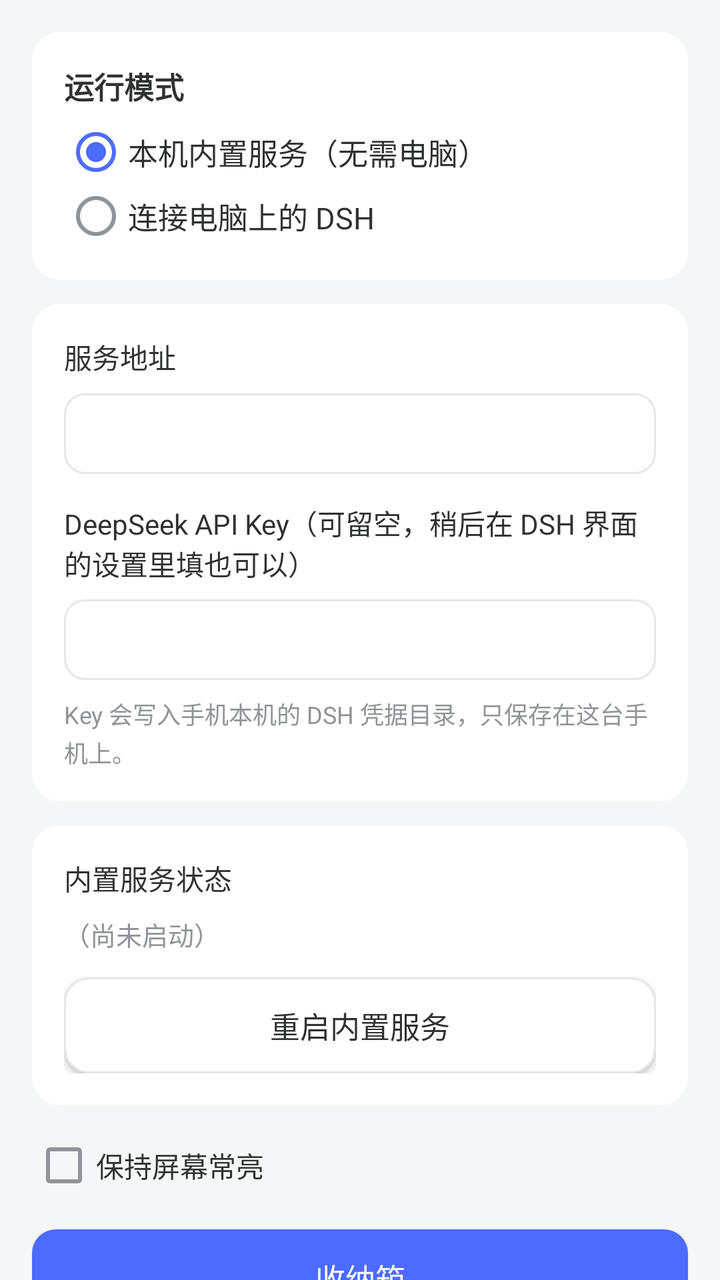
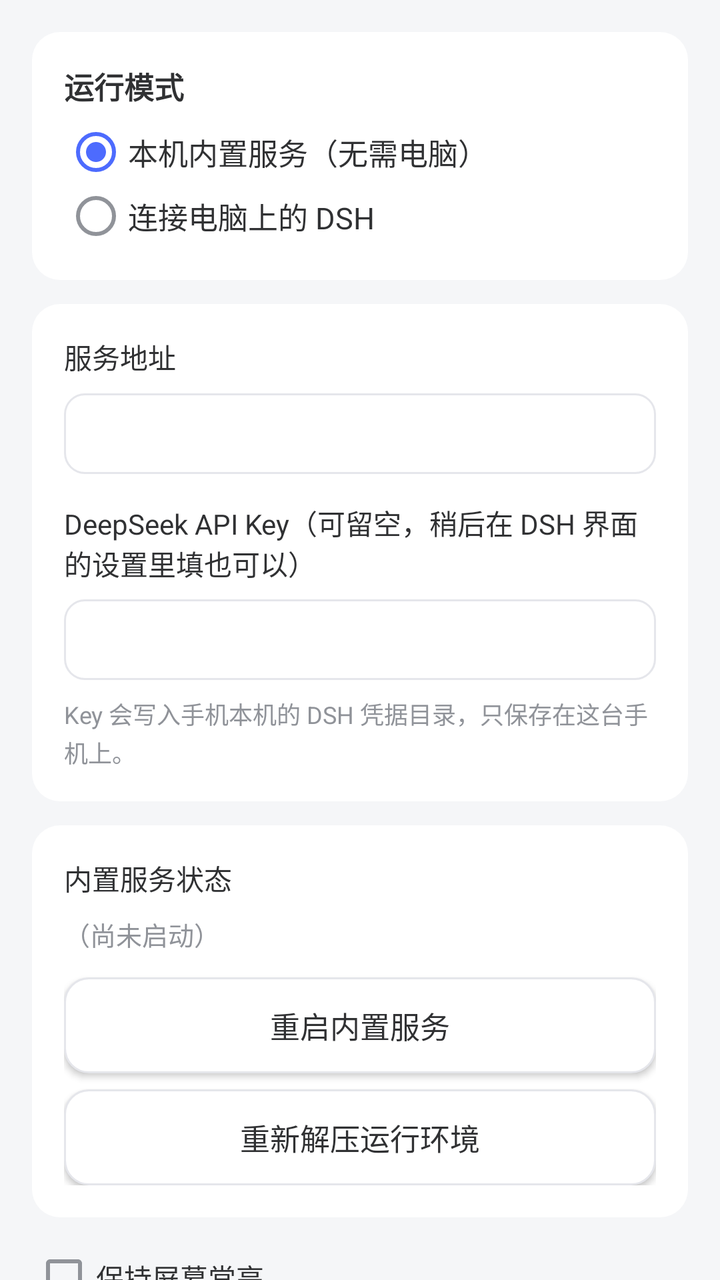

Compare the two renders of this Android layout. The source of the first and the diff that turns it into the second are given below.
<!-- AndroidManifest.xml: activity theme SettingsTheme -->
<!-- res/layout/activity_settings.xml -->
<?xml version="1.0" encoding="utf-8"?>
<ScrollView xmlns:android="http://schemas.android.com/apk/res/android"
    android:layout_width="match_parent"
    android:layout_height="match_parent"
    android:fillViewport="true"
    android:scrollbars="none">

    <LinearLayout
        android:layout_width="match_parent"
        android:layout_height="wrap_content"
        android:orientation="vertical"
        android:padding="16dp">

        
        <LinearLayout
            android:layout_width="match_parent"
            android:layout_height="wrap_content"
            android:orientation="vertical"
            android:background="@drawable/bg_card"
            android:padding="16dp">

            <TextView
                android:layout_width="wrap_content"
                android:layout_height="wrap_content"
                android:text="@string/label_mode"
                android:textColor="@color/text_primary"
                android:textSize="15sp"
                android:textStyle="bold" />

            <RadioGroup
                android:id="@+id/mode_group"
                android:layout_width="match_parent"
                android:layout_height="wrap_content"
                android:layout_marginTop="6dp">

                <RadioButton
                    android:id="@+id/radio_local"
                    android:layout_width="wrap_content"
                    android:layout_height="wrap_content"
                    android:checked="true"
                    android:text="@string/mode_local"
                    android:textColor="@color/text_primary"
                    android:textSize="15sp" />

                <RadioButton
                    android:id="@+id/radio_pc"
                    android:layout_width="wrap_content"
                    android:layout_height="wrap_content"
                    android:text="@string/mode_pc"
                    android:textColor="@color/text_primary"
                    android:textSize="15sp" />
            </RadioGroup>
        </LinearLayout>

        
        <LinearLayout
            android:layout_width="match_parent"
            android:layout_height="wrap_content"
            android:layout_marginTop="12dp"
            android:orientation="vertical"
            android:background="@drawable/bg_card"
            android:padding="16dp">

            <TextView
                android:layout_width="wrap_content"
                android:layout_height="wrap_content"
                android:text="@string/label_server_url"
                android:textColor="@color/text_primary"
                android:textSize="14sp" />

            <EditText
                android:id="@+id/url_input"
                android:layout_width="match_parent"
                android:layout_height="wrap_content"
                android:layout_marginTop="8dp"
                android:inputType="textUri"
                android:singleLine="true"
                android:selectAllOnFocus="false"
                style="@style/DshInput" />

            <TextView
                android:layout_width="wrap_content"
                android:layout_height="wrap_content"
                android:layout_marginTop="14dp"
                android:text="@string/label_api_key"
                android:textColor="@color/text_primary"
                android:textSize="14sp" />

            <EditText
                android:id="@+id/api_key_input"
                android:layout_width="match_parent"
                android:layout_height="wrap_content"
                android:layout_marginTop="8dp"
                android:inputType="textPassword"
                android:singleLine="true"
                style="@style/DshInput" />

            <TextView
                android:id="@+id/api_key_hint"
                android:layout_width="wrap_content"
                android:layout_height="wrap_content"
                android:layout_marginTop="8dp"
                android:text="@string/hint_api_key"
                android:textColor="@color/text_secondary"
                android:textSize="12sp"
                android:lineSpacingExtra="2dp" />
        </LinearLayout>

        
        <LinearLayout
            android:layout_width="match_parent"
            android:layout_height="wrap_content"
            android:layout_marginTop="12dp"
            android:orientation="vertical"
            android:background="@drawable/bg_card"
            android:padding="16dp">

            <TextView
                android:layout_width="wrap_content"
                android:layout_height="wrap_content"
                android:text="@string/label_server_status"
                android:textColor="@color/text_primary"
                android:textSize="14sp" />

            <TextView
                android:id="@+id/server_status"
                android:layout_width="wrap_content"
                android:layout_height="wrap_content"
                android:layout_marginTop="8dp"
                android:text="@string/status_no_info"
                android:textColor="@color/text_secondary"
                android:textSize="13sp"
                android:lineSpacingExtra="2dp" />

            <Button
                android:id="@+id/btn_restart"
                android:layout_width="match_parent"
                android:layout_height="wrap_content"
                android:layout_marginTop="12dp"
                android:text="@string/btn_restart_server"
                style="@style/DshButtonSecondary" />

            <TextView
                android:id="@+id/pc_status"
                android:layout_width="match_parent"
                android:layout_height="wrap_content"
                android:layout_marginTop="12dp"
                android:text="@string/pc_status_idle"
                android:textColor="@color/text_secondary"
                android:textSize="13sp"
                android:lineSpacingExtra="2dp"
                android:visibility="gone" />

            <Button
                android:id="@+id/btn_test"
                android:layout_width="match_parent"
                android:layout_height="wrap_content"
                android:layout_marginTop="12dp"
                android:text="@string/btn_test_conn"
                style="@style/DshButtonSecondary"
                android:visibility="gone" />
        </LinearLayout>

        <CheckBox
            android:id="@+id/keep_on"
            android:layout_width="wrap_content"
            android:layout_height="wrap_content"
            android:layout_marginTop="14dp"
            android:text="@string/label_keep_on"
            android:textColor="@color/text_primary"
            android:textSize="14sp" />

        <TextView
            android:id="@+id/hint_conn"
            android:layout_width="wrap_content"
            android:layout_height="wrap_content"
            android:layout_marginTop="12dp"
            android:text="@string/hint_pc"
            android:textColor="@color/text_secondary"
            android:textSize="12sp"
            android:lineSpacingExtra="3dp"
            android:visibility="gone" />

        <Button
            android:id="@+id/btn_artifacts"
            android:layout_width="match_parent"
            android:layout_height="wrap_content"
            android:layout_marginTop="16dp"
            android:text="@string/artifacts_title"
            style="@style/DshButtonPrimary" />

        <Button
            android:id="@+id/btn_save"
            android:layout_width="match_parent"
            android:layout_height="wrap_content"
            android:layout_marginTop="12dp"
            android:text="@string/btn_save"
            style="@style/DshButtonPrimary" />

        <TextView
            android:id="@+id/version"
            android:layout_width="wrap_content"
            android:layout_height="wrap_content"
            android:layout_gravity="center_horizontal"
            android:layout_marginTop="20dp"
            android:textColor="@color/text_secondary"
            android:textSize="12sp" />
    </LinearLayout>
</ScrollView>
<!-- resources referenced by this layout -->
<resources>
  <color name="text_primary">#303133</color>
  <color name="text_secondary">#909399</color>
  <!-- drawable bg_card (drawable) -->
  <?xml version="1.0" encoding="utf-8"?>
  <shape xmlns:android="http://schemas.android.com/apk/res/android">
      <solid android:color="@color/surface" />
      <corners android:radius="14dp" />
  </shape>
  <string name="artifacts_title">收纳箱</string>
  <string name="btn_restart_server">重启内置服务</string>
  <string name="btn_save">保存</string>
  <string name="btn_test_conn">测试连接</string>
  <string name="hint_api_key">Key 会写入手机本机的 DSH 凭据目录，只保存在这台手机上。</string>
  <string name="hint_pc">连接电脑（USB 推荐）：\n1. 电脑上保持 DSH Web 运行（127.0.0.1:3080）\n2. 手机用数据线连电脑，电脑执行：\n   adb reverse tcp:3080 tcp:3080\n   （或双击仓库 tools\\pc_bridge.bat 自动维持隧道）\n3. 服务地址填 http://127.0.0.1:3080，点「测试连接」\n\n无线连接：电脑端 DSH 需带 --host &lt;电脑IP&gt;\n--trusted-host &lt;电脑IP&gt;:3080 重启，手机填\nhttp://&lt;电脑IP&gt;:3080（会把控制能力暴露给局域网）。</string>
  <string name="label_api_key">DeepSeek API Key（可留空，稍后在 DSH 界面的设置里填也可以）</string>
  <string name="label_keep_on">保持屏幕常亮</string>
  <string name="label_mode">运行模式</string>
  <string name="label_server_status">内置服务状态</string>
  <string name="label_server_url">服务地址</string>
  <string name="mode_local">本机内置服务（无需电脑）</string>
  <string name="mode_pc">连接电脑上的 DSH</string>
  <string name="pc_status_idle">点击「测试连接」检测与电脑的连通性。</string>
  <string name="status_no_info">（尚未启动）</string>
  <style name="DshButtonPrimary" parent="android:Widget.Material.Button">
          <item name="android:background">@drawable/bg_button_primary</item>
          <item name="android:textColor">#FFFFFF</item>
          <item name="android:textSize">15sp</item>
          <item name="android:textAllCaps">false</item>
      </style>
  <style name="DshButtonSecondary" parent="android:Widget.Material.Button">
          <item name="android:background">@drawable/bg_button_secondary</item>
          <item name="android:textColor">@color/text_primary</item>
          <item name="android:textSize">15sp</item>
          <item name="android:textAllCaps">false</item>
      </style>
  <style name="DshInput" parent="android:Widget.EditText">
          <item name="android:background">@drawable/bg_input</item>
          <item name="android:paddingLeft">12dp</item>
          <item name="android:paddingRight">12dp</item>
          <item name="android:paddingTop">10dp</item>
          <item name="android:paddingBottom">10dp</item>
          <item name="android:textSize">15sp</item>
          <item name="android:textColor">@color/text_primary</item>
          <item name="android:textColorHint">@color/text_secondary</item>
      </style>
  <color name="surface">#FFFFFF</color>
  <!-- drawable bg_button_primary (drawable) -->
  <?xml version="1.0" encoding="utf-8"?>
  <selector xmlns:android="http://schemas.android.com/apk/res/android">
      <item android:state_pressed="true">
          <shape>
              <solid android:color="@color/brand_dark" />
              <corners android:radius="12dp" />
          </shape>
      </item>
      <item>
          <shape>
              <solid android:color="@color/brand_primary" />
              <corners android:radius="12dp" />
          </shape>
      </item>
  </selector>
  <color name="window_bg">#F5F6F8</color>
  <color name="brand_primary">#4D6BFE</color>
  <color name="brand_dark">#3B53E4</color>
  <color name="pressed_bg">#EEF0F5</color>
  <color name="divider">#E5E6EB</color>
  <!-- unchanged entries left out for length: 3 -->
</resources>

<!-- the commit's change to res/layout/activity_settings.xml (unified diff, before → after) -->
@@ -140,6 +140,14 @@
                 android:text="@string/btn_restart_server"
                 style="@style/DshButtonSecondary" />
 
+            <Button
+                android:id="@+id/btn_reextract"
+                android:layout_width="match_parent"
+                android:layout_height="wrap_content"
+                android:layout_marginTop="8dp"
+                android:text="@string/btn_reextract"
+                style="@style/DshButtonSecondary" />
+
             <TextView
                 android:id="@+id/pc_status"
                 android:layout_width="match_parent"
<!-- resource entries referenced after the edit -->
@@ -9,6 +9,7 @@
       <corners android:radius="14dp" />
   </shape>
   <string name="artifacts_title">收纳箱</string>
+  <string name="btn_reextract">重新解压运行环境</string>
   <string name="btn_restart_server">重启内置服务</string>
   <string name="btn_save">保存</string>
   <string name="btn_test_conn">测试连接</string>
